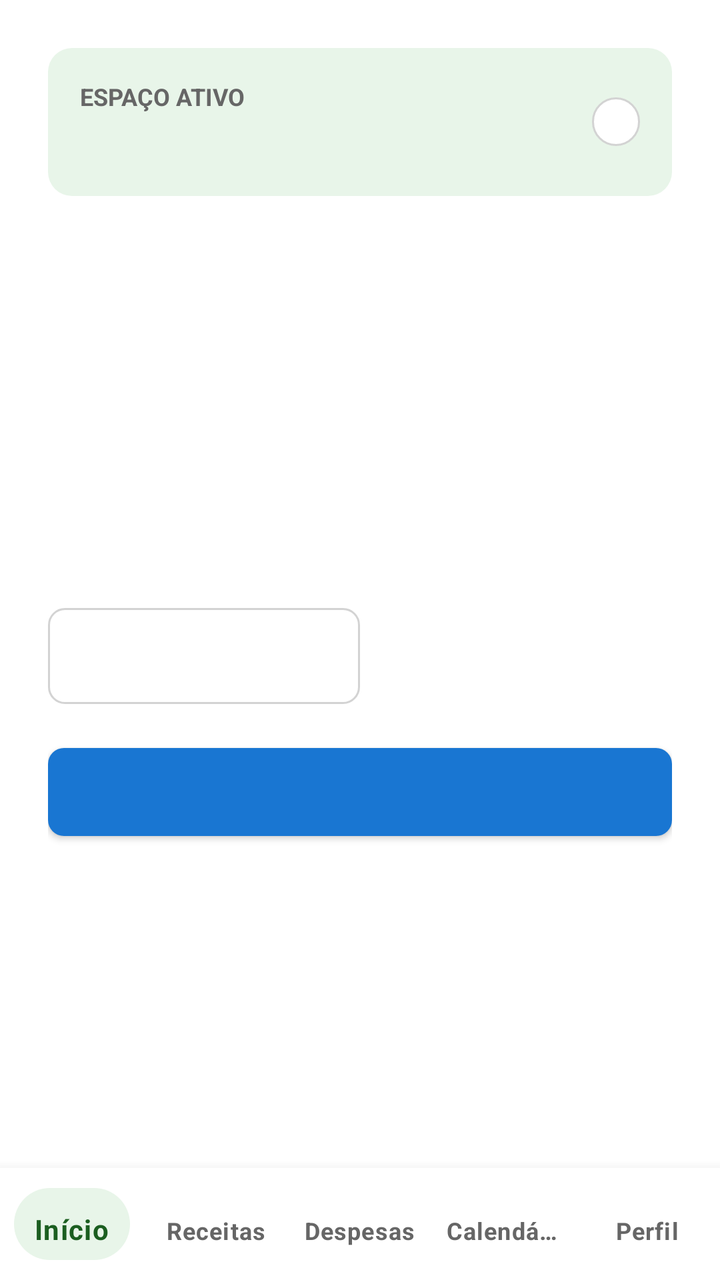
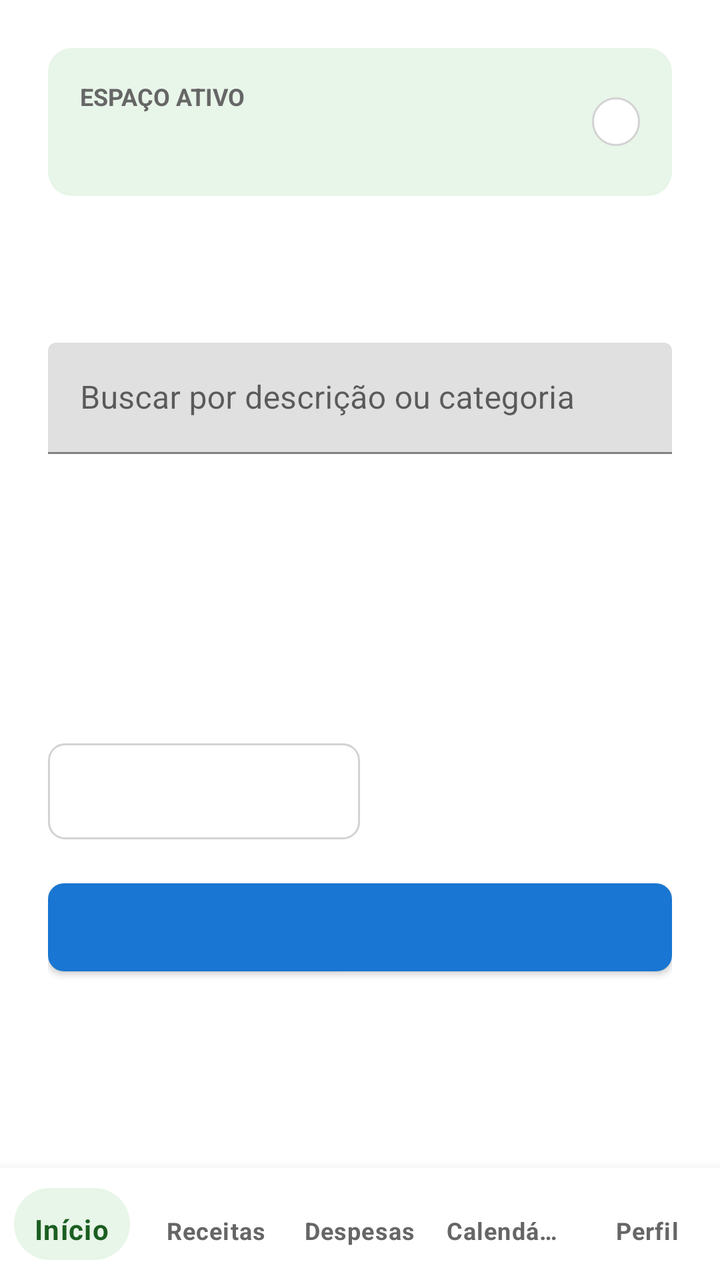

An Android layout rendered at two revisions. The XML below is the earlier revision; the diff shows what the commit changed to produce the second picture.
<!-- AndroidManifest.xml: application theme Theme.Meu_controle -->
<!-- res/layout/activity_account_list.xml -->
<?xml version="1.0" encoding="utf-8"?>
<LinearLayout xmlns:android="http://schemas.android.com/apk/res/android"
    xmlns:app="http://schemas.android.com/apk/res-auto"
    android:layout_width="match_parent"
    android:layout_height="match_parent"
    android:background="@color/white"
    android:orientation="vertical">

    <ScrollView
        android:layout_width="match_parent"
        android:layout_height="0dp"
        android:layout_weight="1"
        android:fillViewport="true">

        <LinearLayout
            android:layout_width="match_parent"
            android:layout_height="wrap_content"
            android:orientation="vertical"
            android:padding="24dp">

            
            <LinearLayout
                android:layout_width="match_parent"
                android:layout_height="wrap_content"
                android:background="@drawable/bg_card_light_green"
                android:gravity="center_vertical"
                android:padding="16dp">

                <LinearLayout
                    android:layout_width="0dp"
                    android:layout_height="wrap_content"
                    android:layout_weight="1"
                    android:orientation="vertical">

                    <TextView
                        android:layout_width="wrap_content"
                        android:layout_height="wrap_content"
                        android:text="@string/espaco_ativo"
                        android:textColor="@color/gray_text"
                        android:textSize="12sp"
                        android:textStyle="bold" />

                    <TextView
                        android:id="@+id/active_space_name"
                        android:layout_width="wrap_content"
                        android:layout_height="wrap_content"
                        android:layout_marginTop="4dp"
                        android:textColor="@color/black"
                        android:textSize="16sp"
                        android:textStyle="bold" />
                </LinearLayout>

                <TextView
                    android:id="@+id/active_space_detail"
                    android:layout_width="wrap_content"
                    android:layout_height="wrap_content"
                    android:background="@drawable/bg_badge"
                    android:paddingHorizontal="12dp"
                    android:paddingVertical="4dp"
                    android:textColor="@color/black"
                    android:textSize="12sp" />
            </LinearLayout>

            
            <TextView
                android:id="@+id/accounts_title"
                android:layout_width="wrap_content"
                android:layout_height="wrap_content"
                android:layout_marginTop="24dp"
                android:textColor="@color/black"
                android:textSize="28sp"
                android:textStyle="bold" />

            
            <com.google.android.material.card.MaterialCardView
                android:id="@+id/accounts_summary_card"
                android:layout_width="match_parent"
                android:layout_height="wrap_content"
                android:layout_marginTop="16dp"
                app:cardCornerRadius="12dp"
                app:cardElevation="0dp">

                <LinearLayout
                    android:layout_width="match_parent"
                    android:layout_height="wrap_content"
                    android:orientation="vertical"
                    android:padding="16dp">

                    <TextView
                        android:id="@+id/accounts_summary_label"
                        android:layout_width="wrap_content"
                        android:layout_height="wrap_content"
                        android:textColor="@color/white"
                        android:textSize="14sp" />

                    <TextView
                        android:id="@+id/accounts_summary_amount"
                        android:layout_width="wrap_content"
                        android:layout_height="wrap_content"
                        android:layout_marginTop="4dp"
                        android:textColor="@color/white"
                        android:textSize="28sp"
                        android:textStyle="bold" />

                    <TextView
                        android:id="@+id/accounts_summary_count"
                        android:layout_width="wrap_content"
                        android:layout_height="wrap_content"
                        android:layout_marginTop="4dp"
                        android:textColor="@color/white"
                        android:textSize="12sp" />
                </LinearLayout>
            </com.google.android.material.card.MaterialCardView>

            
            <LinearLayout
                android:id="@+id/filter_container"
                android:layout_width="match_parent"
                android:layout_height="wrap_content"
                android:layout_marginTop="16dp"
                android:orientation="horizontal">

                <Spinner
                    android:id="@+id/category_spinner"
                    android:layout_width="0dp"
                    android:layout_height="48dp"
                    android:layout_weight="1"
                    android:background="@drawable/bg_input_field"
                    android:paddingHorizontal="12dp" />

                <View
                    android:layout_width="0dp"
                    android:layout_height="0dp"
                    android:layout_weight="1" />
            </LinearLayout>

            
            <com.google.android.material.button.MaterialButton
                android:id="@+id/new_account_button"
                android:layout_width="match_parent"
                android:layout_height="56dp"
                android:layout_marginTop="16dp"
                android:textAllCaps="false"
                android:textSize="16sp"
                app:cornerRadius="8dp" />

            
            <LinearLayout
                android:id="@+id/accounts_container"
                android:layout_width="match_parent"
                android:layout_height="wrap_content"
                android:layout_marginTop="24dp"
                android:orientation="vertical" />

            <TextView
                android:id="@+id/empty_accounts_message"
                android:layout_width="match_parent"
                android:layout_height="wrap_content"
                android:layout_marginTop="32dp"
                android:gravity="center"
                android:text="Nenhuma movimentação cadastrada."
                android:textColor="@color/gray_text"
                android:visibility="gone" />

        </LinearLayout>
    </ScrollView>

    
    <include
        layout="@layout/layout_bottom_nav"
        android:layout_width="match_parent"
        android:layout_height="wrap_content" />
</LinearLayout>
<!-- res/layout/layout_bottom_nav.xml (included above) -->
<?xml version="1.0" encoding="utf-8"?>
<com.google.android.material.bottomnavigation.BottomNavigationView
    xmlns:android="http://schemas.android.com/apk/res/android"
    xmlns:app="http://schemas.android.com/apk/res-auto"
    android:id="@+id/bottom_navigation"
    android:layout_width="match_parent"
    android:layout_height="wrap_content"
    android:background="@color/white"
    android:elevation="10dp"
    android:contentDescription="@string/nav_accessibility"
    app:itemBackground="@drawable/bg_nav_item_selector"
    app:itemTextColor="@color/nav_item_text_color"
    app:itemTextAppearanceActive="@style/TextAppearance.BottomNavigation.Active"
    app:itemTextAppearanceInactive="@style/TextAppearance.BottomNavigation.Inactive"
    app:labelVisibilityMode="labeled"
    app:menu="@menu/menu_bottom_navigation" />
<!-- resources referenced by this layout -->
<resources>
  <color name="black">#1A1A1A</color>
  <color name="gray_text">#666666</color>
  <color name="white">#FFFFFF</color>
  <!-- drawable bg_badge (drawable) -->
  <?xml version="1.0" encoding="utf-8"?>
  <shape xmlns:android="http://schemas.android.com/apk/res/android">
      <solid android:color="@color/white" />
      <stroke android:width="1dp" android:color="@color/gray_border" />
      <corners android:radius="16dp" />
  </shape>
  <!-- drawable bg_card_light_green (drawable) -->
  <?xml version="1.0" encoding="utf-8"?>
  <shape xmlns:android="http://schemas.android.com/apk/res/android">
      <solid android:color="@color/green_light_bg" />
      <corners android:radius="12dp" />
  </shape>
  <!-- drawable bg_input_field (drawable) -->
  <?xml version="1.0" encoding="utf-8"?>
  <shape xmlns:android="http://schemas.android.com/apk/res/android">
      <solid android:color="@color/white" />
      <stroke android:width="1dp" android:color="@color/gray_border" />
      <corners android:radius="8dp" />
  </shape>
  <!-- drawable bg_nav_item_selector (drawable) -->
  <?xml version="1.0" encoding="utf-8"?>
  <selector xmlns:android="http://schemas.android.com/apk/res/android">
      <item android:drawable="@drawable/bg_nav_item_active" android:state_checked="true" />
      <item android:drawable="@android:color/transparent" />
  </selector>
  <string name="espaco_ativo">ESPAÇO ATIVO</string>
  <string name="nav_accessibility">Navegação principal</string>
  <style name="TextAppearance.BottomNavigation.Active" parent="TextAppearance.MaterialComponents.Caption">
          <item name="android:textSize">14sp</item>
          <item name="android:textStyle">bold</item>
      </style>
  <style name="TextAppearance.BottomNavigation.Inactive" parent="TextAppearance.MaterialComponents.Caption">
          <item name="android:textSize">12sp</item>
          <item name="android:textStyle">bold</item>
          <item name="android:maxLines">1</item>
      </style>
  <style name="Theme.Meu_controle" parent="Theme.MaterialComponents.DayNight.NoActionBar">
          <item name="colorPrimary">@color/primary</item>
          <item name="colorPrimaryDark">@color/primary_dark</item>
          <item name="colorAccent">@color/primary</item>
      </style>
  <color name="gray_border">#D3D3D3</color>
  <color name="green_light_bg">#E8F5E9</color>
  <!-- drawable bg_nav_item_active (drawable) -->
  <?xml version="1.0" encoding="utf-8"?>
  <inset xmlns:android="http://schemas.android.com/apk/res/android"
      android:insetLeft="7dp"
      android:insetTop="10dp"
      android:insetRight="7dp"
      android:insetBottom="10dp">
      <shape android:shape="rectangle">
          <solid android:color="@color/green_light_bg" />
          <corners android:radius="18dp" />
      </shape>
  </inset>
  <color name="primary">#1976D2</color>
  <color name="primary_dark">#0D47A1</color>
</resources>

<!-- the commit's change to res/layout/activity_account_list.xml (unified diff, before → after) -->
@@ -70,6 +70,20 @@
                 android:textColor="@color/black"
                 android:textSize="28sp"
                 android:textStyle="bold" />
+
+            <com.google.android.material.textfield.TextInputLayout
+                android:layout_width="match_parent"
+                android:layout_height="wrap_content"
+                android:layout_marginTop="12dp"
+                android:hint="Buscar por descrição ou categoria">
+
+                <com.google.android.material.textfield.TextInputEditText
+                    android:id="@+id/account_search_input"
+                    android:layout_width="match_parent"
+                    android:layout_height="wrap_content"
+                    android:inputType="text"
+                    android:singleLine="true" />
+            </com.google.android.material.textfield.TextInputLayout>
 
             
             <com.google.android.material.card.MaterialCardView
